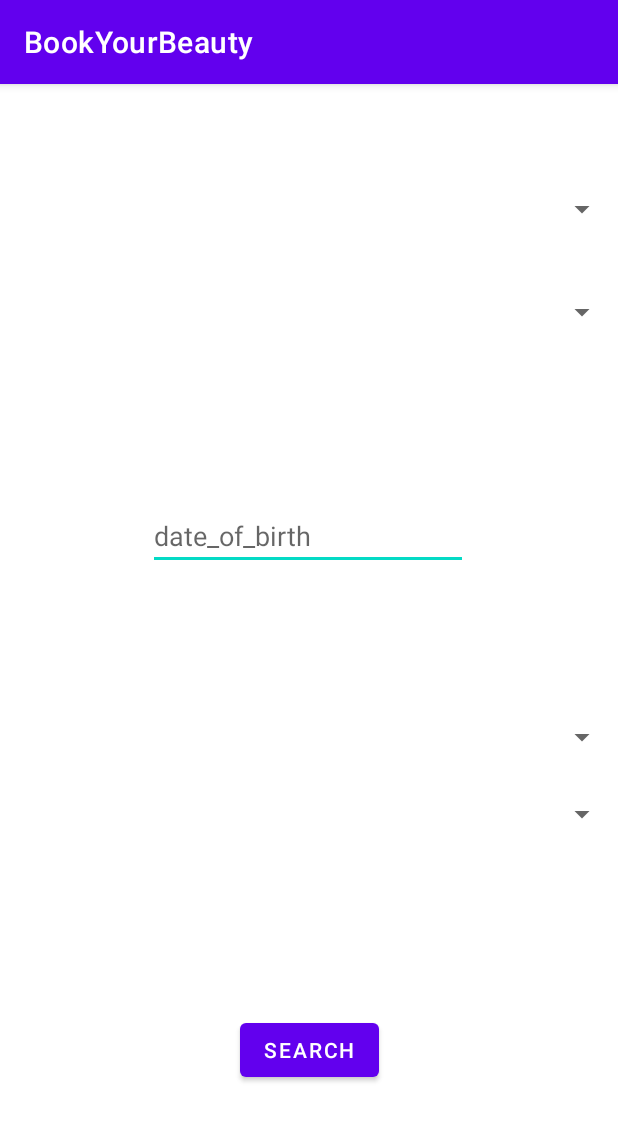
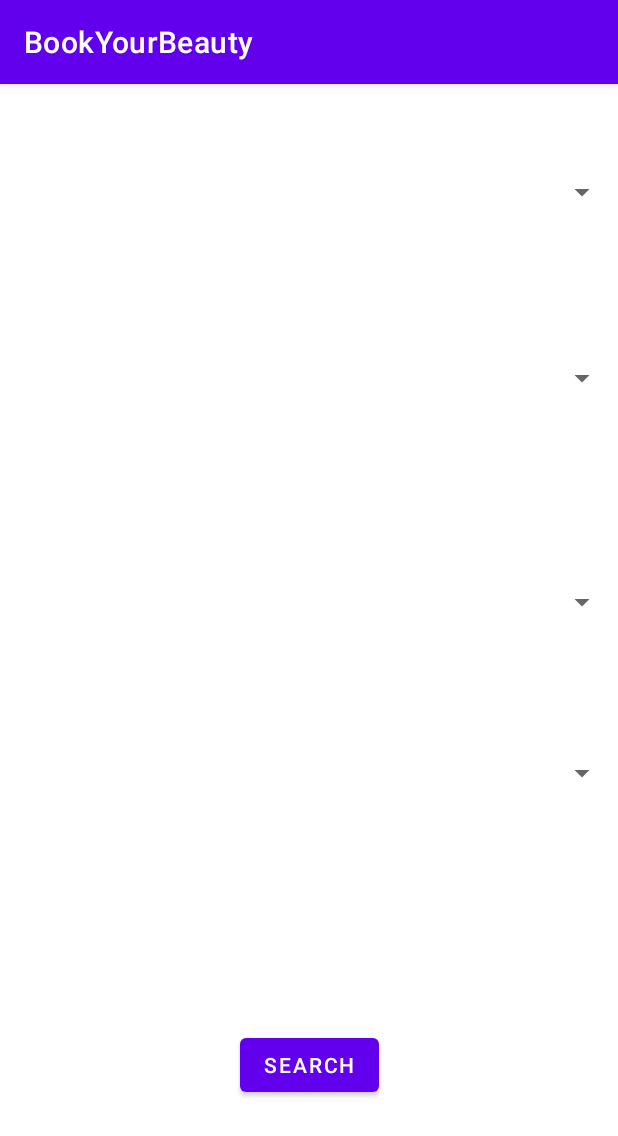
Before and after one commit to RebeccaKakon/BookYourBeautyProject, an Android app: the BookAppointmentActivity screen opened directly, with no data from a screen before it, on a phone screen of 412 x 824 dp. Shown: the top 1136 px of the screen. Run offline under Robolectric (Android 15) with nearby library versions, the phone set to English and light mode, and no system bars; our stand-ins replace Firebase (no records; nobody signed in at launch, a user with empty details on screens opened directly).

Commit message:
continu book

```diff
--- a/app/src/main/java/com/example/bookyourbeauty/BookAppointmentActivity.java
+++ b/app/src/main/java/com/example/bookyourbeauty/BookAppointmentActivity.java
@@ -18,7 +18,6 @@ import android.view.View;
 import android.widget.AdapterView;
 import android.widget.ArrayAdapter;
 import android.widget.Button;
-import android.widget.EditText;
 import android.widget.Spinner;
 
 import androidx.annotation.NonNull;
@@ -40,8 +39,8 @@ public class BookAppointmentActivity extends AppCompatActivity {//implements Vie
     Spinner managersSpinner;
 //    Spinner dateOptionSpinner;
     Spinner startTimeSpinner;
-    Spinner endTimeSpinner;
-    EditText dateOption;
+    Spinner DateSpinner;
+//    EditText dateOption;
     Button search;
     private FirebaseAuth mAuth;
 
@@ -68,8 +67,8 @@ public class BookAppointmentActivity extends AppCompatActivity {//implements Vie
         managersSpinner = (Spinner) findViewById(R.id.manager_Spinner);
         treatmentOptionSpinner = (Spinner) findViewById(R.id.treatmentOption_spinner);
         startTimeSpinner = (Spinner) findViewById(R.id.startTime_Spinner);
-        endTimeSpinner = (Spinner) findViewById(R.id.endTime_Spinner);
-        dateOption=(EditText) findViewById(R.id.DateOption);
+        DateSpinner = (Spinner) findViewById(R.id.Date_Spinner);
+//        dateOptionSpinner=(Spinner) findViewById(R.id.DateOptionSpinner);
         search = (Button) findViewById(R.id.Search);
 
         mAuth = FirebaseAuth.getInstance();
@@ -245,7 +244,7 @@ public class BookAppointmentActivity extends AppCompatActivity {//implements Vie
 //        managersSpinner = (Spinner) findViewById(R.id.manager_Spinner);
 //        treatmentOptionSpinner = (Spinner) findViewById(R.id.treatmentOption_spinner);
 //        startTimeSpinner = (Spinner) findViewById(R.id.startTime_Spinner);
-//        endTimeSpinner = (Spinner) findViewById(R.id.endTime_Spinner);
+//        DateSpinner = (Spinner) findViewById(R.id.endTime_Spinner);
 //        dateOption=(EditText) findViewById(R.id.DateOption);
 //        search = (Button) findViewById(R.id.Search);
 //
@@ -310,11 +309,11 @@ public class BookAppointmentActivity extends AppCompatActivity {//implements Vie
 //                "14:00","15:00","16:00"};
 //        ArrayAdapter<String> adpEndT= new ArrayAdapter<>(this,android.R.layout.simple_list_item_1,endTimeArray);
 //        adpEndT.setDropDownViewResource(android.R.layout.simple_spinner_dropdown_item);
-//        endTimeSpinner.setAdapter(adpEndT);
-//        endTimeSpinner.setOnItemSelectedListener(new AdapterView.OnItemSelectedListener() {
+//        DateSpinner.setAdapter(adpEndT);
+//        DateSpinner.setOnItemSelectedListener(new AdapterView.OnItemSelectedListener() {
 //            @Override
 //            public void onItemSelected(AdapterView<?> parent, View view, int position, long id) {
-//                choosenEndTime = (String) endTimeSpinner.getAdapter().getItem(position);
+//                choosenEndTime = (String) DateSpinner.getAdapter().getItem(position);
 //                System.out.println("&&&&choosenEndTime  =  "+choosenEndTime);
 //
 //            }
--- a/app/src/main/res/layout/activity_book_appointment.xml
+++ b/app/src/main/res/layout/activity_book_appointment.xml
@@ -10,74 +10,56 @@
         android:id="@+id/treatmentOption_spinner"
         android:layout_width="match_parent"
         android:layout_height="wrap_content"
-        android:layout_marginTop="163dp"
-        android:layout_marginBottom="57dp"
-        app:layout_constraintBottom_toTopOf="@+id/DateOption"
+        android:layout_marginTop="50dp"
+        android:layout_marginBottom="75dp"
+        app:layout_constraintBottom_toTopOf="@+id/Date_Spinner"
         app:layout_constraintEnd_toEndOf="parent"
         app:layout_constraintStart_toStartOf="parent"
-        app:layout_constraintTop_toTopOf="parent" />
+        app:layout_constraintTop_toBottomOf="@+id/manager_Spinner" />
 
     <Spinner
         android:id="@+id/startTime_Spinner"
         android:layout_width="match_parent"
         android:layout_height="wrap_content"
-        android:layout_marginTop="35dp"
-        android:layout_marginBottom="7dp"
-        app:layout_constraintBottom_toTopOf="@+id/endTime_Spinner"
-        app:layout_constraintEnd_toEndOf="parent"
-        app:layout_constraintStart_toStartOf="parent"
-        app:layout_constraintTop_toBottomOf="@+id/DateOption" />
-
-    <Spinner
-        android:id="@+id/endTime_Spinner"
-        android:layout_width="match_parent"
-        android:layout_height="wrap_content"
-        android:layout_marginTop="20dp"
-        android:layout_marginBottom="81dp"
+        android:layout_marginTop="26dp"
+        android:layout_marginBottom="95dp"
         app:layout_constraintBottom_toTopOf="@+id/Search"
         app:layout_constraintEnd_toEndOf="parent"
         app:layout_constraintStart_toStartOf="parent"
-        app:layout_constraintTop_toBottomOf="@+id/startTime_Spinner" />
+        app:layout_constraintTop_toBottomOf="@+id/Date_Spinner" />
+
+    <Spinner
+        android:id="@+id/Date_Spinner"
+        android:layout_width="match_parent"
+        android:layout_height="wrap_content"
+        android:layout_marginTop="50dp"
+        android:layout_marginBottom="64dp"
+        app:layout_constraintBottom_toTopOf="@+id/startTime_Spinner"
+        app:layout_constraintEnd_toEndOf="parent"
+        app:layout_constraintStart_toStartOf="parent"
+        app:layout_constraintTop_toBottomOf="@+id/treatmentOption_spinner" />
 
     <Button
         android:id="@+id/Search"
         android:layout_width="wrap_content"
         android:layout_height="wrap_content"
-        android:layout_marginStart="159dp"
-        android:layout_marginLeft="159dp"
-        android:layout_marginTop="40dp"
+        android:layout_marginStart="160dp"
+        android:layout_marginLeft="160dp"
+        android:layout_marginTop="63dp"
         android:layout_marginEnd="159dp"
         android:layout_marginRight="159dp"
-        android:layout_marginBottom="123dp"
+        android:layout_marginBottom="120dp"
         android:text="search"
         app:layout_constraintBottom_toBottomOf="parent"
         app:layout_constraintEnd_toEndOf="parent"
         app:layout_constraintStart_toStartOf="parent"
-        app:layout_constraintTop_toBottomOf="@+id/endTime_Spinner" />
-
-    <EditText
-        android:id="@+id/DateOption"
-        android:layout_width="wrap_content"
-        android:layout_height="wrap_content"
-        android:layout_marginStart="100dp"
-        android:layout_marginLeft="100dp"
-        android:layout_marginTop="57dp"
-        android:layout_marginEnd="101dp"
-        android:layout_marginRight="101dp"
-        android:layout_marginBottom="64dp"
-        android:ems="10"
-        android:inputType="date"
-        android:hint="date_of_birth"
-        app:layout_constraintBottom_toTopOf="@+id/startTime_Spinner"
-        app:layout_constraintEnd_toEndOf="parent"
-        app:layout_constraintStart_toStartOf="parent"
-        app:layout_constraintTop_toBottomOf="@+id/treatmentOption_spinner" />
+        app:layout_constraintTop_toBottomOf="@+id/startTime_Spinner" />
 
     <Spinner
         android:id="@+id/manager_Spinner"
         android:layout_width="match_parent"
         android:layout_height="wrap_content"
-        android:layout_marginTop="76dp"
+        android:layout_marginTop="89dp"
         android:layout_marginBottom="50dp"
         app:layout_constraintBottom_toTopOf="@+id/treatmentOption_spinner"
         app:layout_constraintEnd_toEndOf="parent"
```
